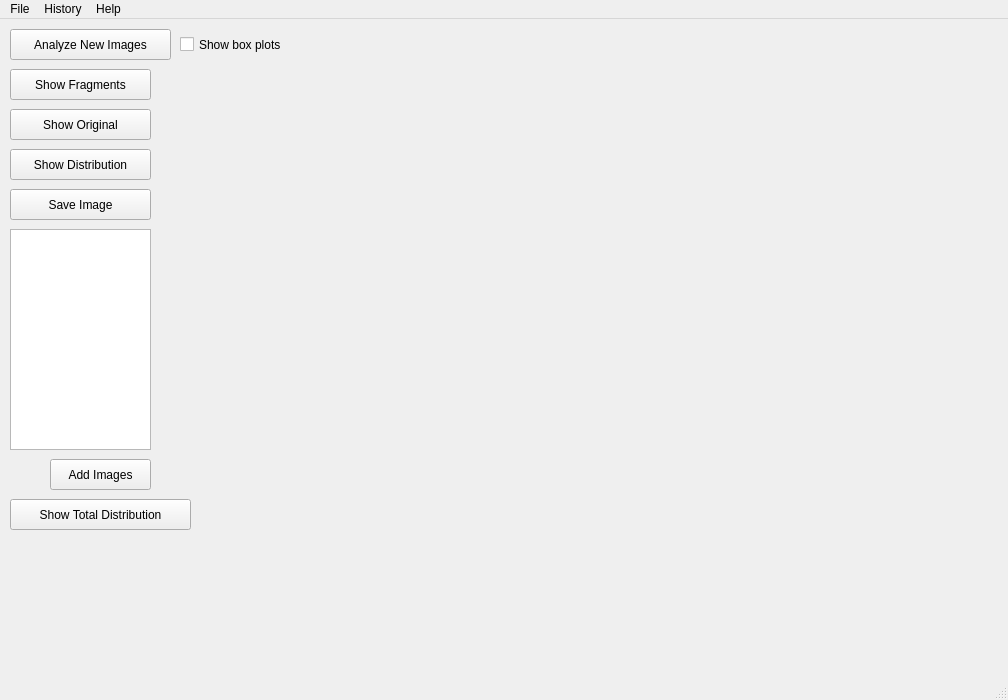
This is mainwindow.ui in peterooch/DigiFerro as Qt 5 draws it before an edit. The edited form follows.
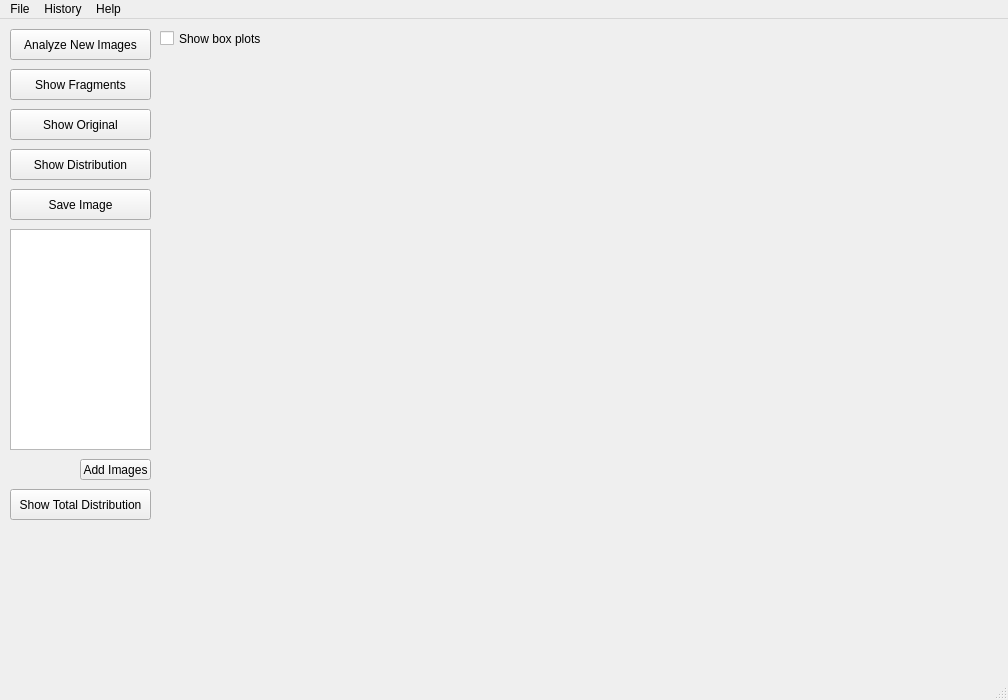
This is the edited form.

Patch:
```diff
--- a/mainwindow.ui
+++ b/mainwindow.ui
@@ -35,7 +35,7 @@
      <rect>
       <x>10</x>
       <y>10</y>
-      <width>161</width>
+      <width>141</width>
       <height>31</height>
      </rect>
     </property>
@@ -115,8 +115,8 @@
     <property name="geometry">
      <rect>
       <x>10</x>
-      <y>480</y>
-      <width>181</width>
+      <y>470</y>
+      <width>141</width>
       <height>31</height>
      </rect>
     </property>
@@ -140,10 +140,10 @@
    <widget class="QPushButton" name="addButton">
     <property name="geometry">
      <rect>
-      <x>50</x>
+      <x>80</x>
       <y>440</y>
-      <width>101</width>
-      <height>31</height>
+      <width>71</width>
+      <height>21</height>
      </rect>
     </property>
     <property name="text">
@@ -153,10 +153,10 @@
    <widget class="QCheckBox" name="rectCBox">
     <property name="geometry">
      <rect>
-      <x>180</x>
+      <x>160</x>
       <y>10</y>
       <width>101</width>
-      <height>31</height>
+      <height>19</height>
      </rect>
     </property>
     <property name="text">
```
Left out of the diff: 2 changed lines with no effect on the pictures.
